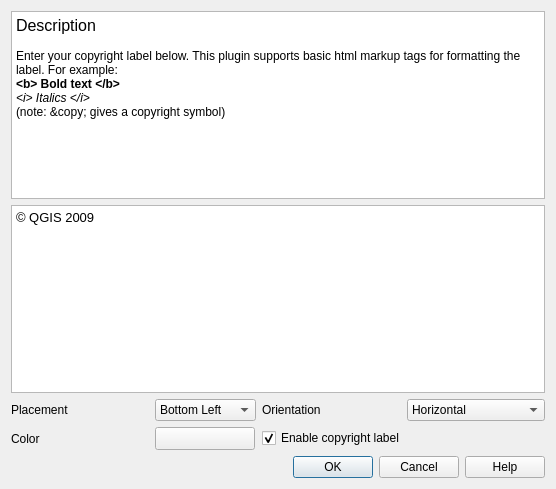
Above: qgis/src/plugins/copyright_label/pluginguibase.ui from sourcepole/qgis before the change. Below: the same form after it.
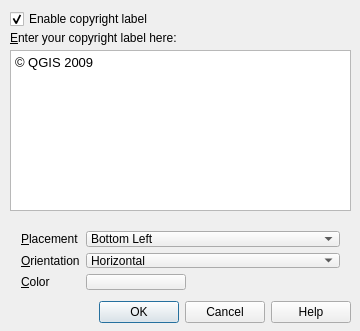
That is the form after the change. Icons and pictures are not drawn. Custom widgets are drawn as their Qt base class.

Patch:
```diff
--- a/qgis/src/plugins/copyright_label/pluginguibase.ui
+++ b/qgis/src/plugins/copyright_label/pluginguibase.ui
@@ -1,12 +1,12 @@
 <ui version="4.0" >
  <class>QgsCopyrightLabelPluginGuiBase</class>
- <widget class="QDialog" name="QgsCopyrightLabelPluginGuiBase" >
-  <property name="geometry" >
+ <widget class="QDialog" name="QgsCopyrightLabelPluginGuiBase">
+  <property name="geometry">
    <rect>
     <x>0</x>
     <y>0</y>
-    <width>556</width>
-    <height>489</height>
+    <width>360</width>
+    <height>331</height>
    </rect>
   </property>
   <property name="windowTitle" >
@@ -17,47 +17,96 @@
     <normaloff/>
    </iconset>
   </property>
-  <layout class="QGridLayout" >
-   <item row="0" column="0" colspan="4" >
-    <widget class="QTextEdit" name="textEdit3" >
-     <property name="readOnly" >
+  <widget class="QTextEdit" name="txtCopyrightText">
+   <property name="geometry">
+    <rect>
+     <x>10</x>
+     <y>50</y>
+     <width>341</width>
+     <height>161</height>
+    </rect>
+   </property>
+   <property name="html">
+    <string>&lt;!DOCTYPE HTML PUBLIC &quot;-//W3C//DTD HTML 4.0//EN&quot; &quot;http://www.w3.org/TR/REC-html40/strict.dtd&quot;&gt;
+&lt;html&gt;&lt;head&gt;&lt;meta name=&quot;qrichtext&quot; content=&quot;1&quot; /&gt;&lt;style type=&quot;text/css&quot;&gt;
+p, li { white-space: pre-wrap; }
+&lt;/style&gt;&lt;/head&gt;&lt;body style=&quot; font-family:'MS Shell Dlg 2'; font-size:8.25pt; font-weight:400; font-style:normal;&quot;&gt;
+&lt;p style=&quot; margin-top:0px; margin-bottom:0px; margin-left:0px; margin-right:0px; -qt-block-indent:0; text-indent:0px;&quot;&gt;&lt;span style=&quot; font-family:'Verdana'; font-size:10pt;&quot;&gt;© QGIS 2009&lt;/span&gt;&lt;/p&gt;&lt;/body&gt;&lt;/html&gt;</string>
+   </property>
+  </widget>
+  <widget class="QCheckBox" name="cboxEnabled">
+   <property name="geometry">
+    <rect>
+     <x>10</x>
+     <y>10</y>
+     <width>339</width>
+     <height>18</height>
+    </rect>
+   </property>
+   <property name="text">
+    <string>Enable copyright label</string>
+   </property>
+   <property name="checked">
       <bool>true</bool>
      </property>
-     <property name="html" >
-      <string>&lt;html>&lt;head>&lt;meta name="qrichtext" content="1" />&lt;style type="text/css">
-p, li { white-space: pre-wrap; }
-&lt;/style>&lt;/head>&lt;body style=" font-family:'Sans Serif'; font-size:10pt; font-weight:400; font-style:normal;">
-&lt;p style=" margin-top:0px; margin-bottom:0px; margin-left:0px; margin-right:0px; -qt-block-indent:0; text-indent:0px; font-size:9pt;">&lt;span style=" font-size:12pt;">Description&lt;/span>&lt;/p>
-&lt;p style="-qt-paragraph-type:empty; margin-top:0px; margin-bottom:0px; margin-left:0px; margin-right:0px; -qt-block-indent:0; text-indent:0px; font-size:9pt;">&lt;/p>
-&lt;p style=" margin-top:0px; margin-bottom:0px; margin-left:0px; margin-right:0px; -qt-block-indent:0; text-indent:0px; font-size:9pt;">Enter your copyright label below. This plugin supports basic html markup tags for formatting the label. For example:&lt;/p>
-&lt;p style=" margin-top:0px; margin-bottom:0px; margin-left:0px; margin-right:0px; -qt-block-indent:0; text-indent:0px; font-size:9pt;">&lt;span style=" font-weight:600;">&amp;lt;b&amp;gt; Bold text &amp;lt;/b&amp;gt; &lt;/span>&lt;/p>
-&lt;p style=" margin-top:0px; margin-bottom:0px; margin-left:0px; margin-right:0px; -qt-block-indent:0; text-indent:0px; font-size:9pt; font-weight:600;">&lt;span style=" font-weight:400; font-style:italic;">&amp;lt;i&amp;gt; Italics &amp;lt;/i&amp;gt;&lt;/span>&lt;/p>
-&lt;p style=" margin-top:0px; margin-bottom:0px; margin-left:0px; margin-right:0px; -qt-block-indent:0; text-indent:0px; font-size:9pt; font-style:italic;">&lt;span style=" font-style:normal;">(note: &amp;amp;copy; gives a copyright symbol)&lt;/span>&lt;/p>&lt;/body>&lt;/html></string>
-     </property>
-    </widget>
-   </item>
-   <item row="1" column="0" colspan="4" >
-    <widget class="QTextEdit" name="txtCopyrightText" >
-     <property name="html" >
-      <string>&lt;html>&lt;head>&lt;meta name="qrichtext" content="1" />&lt;style type="text/css">
-p, li { white-space: pre-wrap; }
-&lt;/style>&lt;/head>&lt;body style=" font-family:'Sans Serif'; font-size:10pt; font-weight:400; font-style:normal;">
-&lt;p style=" margin-top:0px; margin-bottom:0px; margin-left:0px; margin-right:0px; -qt-block-indent:0; text-indent:0px; font-family:'Verdana';">© QGIS 2009&lt;/p>&lt;/body>&lt;/html></string>
-     </property>
-    </widget>
-   </item>
-   <item row="2" column="0" >
-    <widget class="QLabel" name="textLabel16" >
-     <property name="text" >
-      <string>Placement</string>
-     </property>
-     <property name="buddy" >
+  </widget>
+  <widget class="QDialogButtonBox" name="buttonBox">
+   <property name="geometry">
+    <rect>
+     <x>10</x>
+     <y>300</y>
+     <width>341</width>
+     <height>25</height>
+    </rect>
+   </property>
+   <property name="orientation">
+    <enum>Qt::Horizontal</enum>
+   </property>
+   <property name="standardButtons">
+    <set>QDialogButtonBox::Cancel|QDialogButtonBox::Help|QDialogButtonBox::Ok</set>
+   </property>
+  </widget>
+  <widget class="QLabel" name="label_2">
+   <property name="geometry">
+    <rect>
+     <x>10</x>
+     <y>30</y>
+     <width>181</width>
+     <height>16</height>
+    </rect>
+   </property>
+   <property name="text">
+    <string>&amp;Enter your copyright label here:</string>
+   </property>
+   <property name="buddy">
+    <cstring>txtCopyrightText</cstring>
+   </property>
+  </widget>
+  <widget class="QWidget" name="">
+   <property name="geometry">
+    <rect>
+     <x>10</x>
+     <y>220</y>
+     <width>341</width>
+     <height>81</height>
+    </rect>
+   </property>
+   <layout class="QFormLayout" name="formLayout">
+    <property name="fieldGrowthPolicy">
+     <enum>QFormLayout::AllNonFixedFieldsGrow</enum>
+    </property>
+    <item row="0" column="0">
+     <widget class="QLabel" name="textLabel16">
+      <property name="text">
+       <string>&amp;Placement</string>
+      </property>
+      <property name="buddy">
       <cstring>cboPlacement</cstring>
      </property>
     </widget>
    </item>
-   <item row="2" column="1" >
-    <widget class="QComboBox" name="cboPlacement" >
+    <item row="0" column="1">
+     <widget class="QComboBox" name="cboPlacement">
      <item>
       <property name="text" >
        <string>Bottom Left</string>
@@ -80,18 +129,18 @@
      </item>
     </widget>
    </item>
-   <item row="2" column="2" >
-    <widget class="QLabel" name="textLabel15" >
-     <property name="text" >
-      <string>Orientation</string>
-     </property>
-     <property name="buddy" >
+    <item row="1" column="0">
+     <widget class="QLabel" name="textLabel15">
+      <property name="text">
+       <string>&amp;Orientation</string>
+      </property>
+      <property name="buddy">
       <cstring>cboOrientation</cstring>
      </property>
     </widget>
    </item>
-   <item row="2" column="3" >
-    <widget class="QComboBox" name="cboOrientation" >
+    <item row="1" column="1">
+     <widget class="QComboBox" name="cboOrientation">
      <item>
       <property name="text" >
        <string>Horizontal</string>
@@ -104,20 +153,20 @@
      </item>
     </widget>
    </item>
-   <item row="3" column="0" >
-    <widget class="QLabel" name="label" >
-     <property name="text" >
-      <string>Color</string>
-     </property>
-     <property name="buddy" >
+    <item row="2" column="0">
+     <widget class="QLabel" name="label">
+      <property name="text">
+       <string>&amp;Color</string>
+      </property>
+      <property name="buddy">
       <cstring>pbnColorChooser</cstring>
      </property>
     </widget>
    </item>
-   <item row="3" column="1" >
-    <widget class="QgsColorButton" name="pbnColorChooser" >
-     <property name="sizePolicy" >
-      <sizepolicy vsizetype="Expanding" hsizetype="Fixed" >
+    <item row="2" column="1">
+     <widget class="QgsColorButton" name="pbnColorChooser">
+      <property name="sizePolicy">
+       <sizepolicy hsizetype="Fixed" vsizetype="Expanding">
        <horstretch>0</horstretch>
        <verstretch>0</verstretch>
       </sizepolicy>
@@ -130,29 +179,10 @@
      </property>
     </widget>
    </item>
-   <item row="3" column="2" colspan="2" >
-    <widget class="QCheckBox" name="cboxEnabled" >
-     <property name="text" >
-      <string>Enable copyright label</string>
-     </property>
-     <property name="checked" >
-      <bool>true</bool>
-     </property>
-    </widget>
-   </item>
-   <item row="4" column="0" colspan="4" >
-    <widget class="QDialogButtonBox" name="buttonBox" >
-     <property name="orientation" >
-      <enum>Qt::Horizontal</enum>
-     </property>
-     <property name="standardButtons" >
-      <set>QDialogButtonBox::Cancel|QDialogButtonBox::Help|QDialogButtonBox::NoButton|QDialogButtonBox::Ok</set>
-     </property>
-    </widget>
-   </item>
-  </layout>
- </widget>
- <layoutdefault spacing="6" margin="11" />
+   </layout>
+  </widget>
+ </widget>
+ <layoutdefault spacing="6" margin="11"/>
  <customwidgets>
   <customwidget>
    <class>QgsColorButton</class>
```
Left out of the diff: 25 changed lines with no effect on the pictures. Lines whose indentation alone changed are shown as unchanged.
